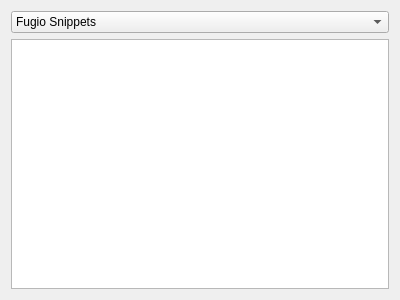
First picture: the form in FugioApp/snippets/snippetsform.ui, repository bigfug/Fugio, before the edit.
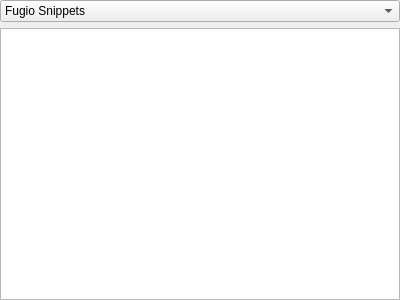
Second picture: the form after the edit.

Commit message: Tidied up spacing in SnippetsForm

The edit to the form file:
```diff
--- a/FugioApp/snippets/snippetsform.ui
+++ b/FugioApp/snippets/snippetsform.ui
@@ -14,6 +14,18 @@
    <string>Snippets</string>
   </property>
   <layout class="QVBoxLayout" name="verticalLayout">
+   <property name="leftMargin">
+    <number>0</number>
+   </property>
+   <property name="topMargin">
+    <number>0</number>
+   </property>
+   <property name="rightMargin">
+    <number>0</number>
+   </property>
+   <property name="bottomMargin">
+    <number>0</number>
+   </property>
    <item>
     <widget class="QComboBox" name="mSnippetSource">
      <item>
```
Left out of the diff: 2 changed lines with no effect on the pictures.
